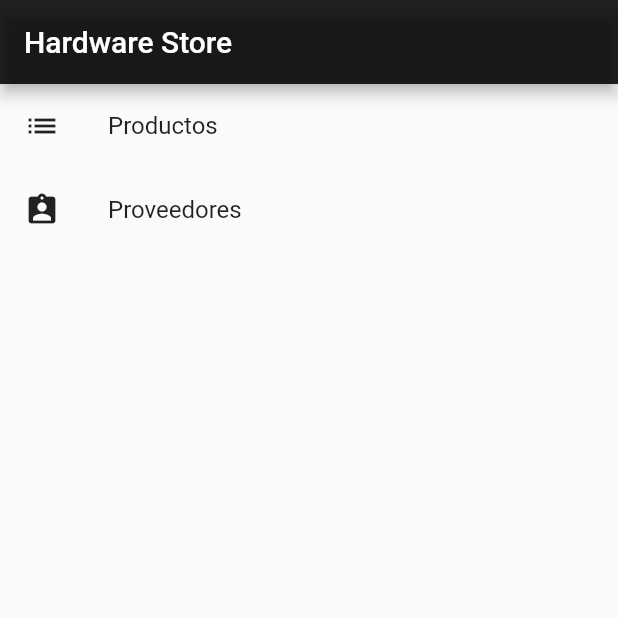
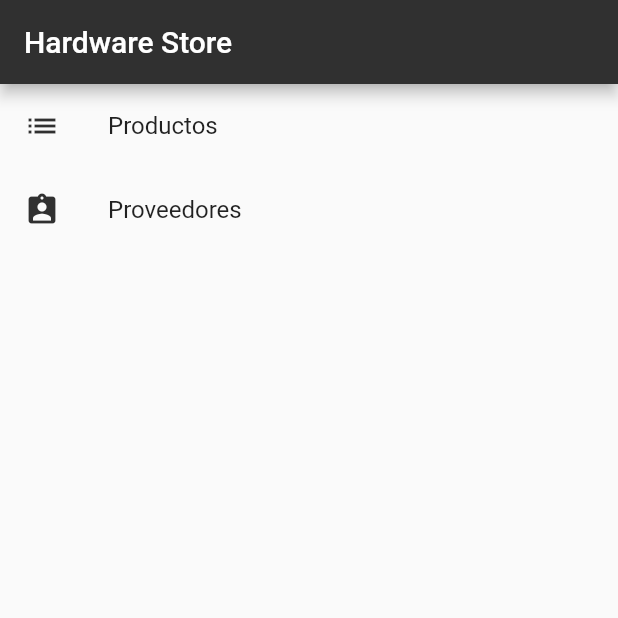
Before and after one commit to wepl91/hardware_store_stock_app, a Flutter app: the screen it shows after launch, on a phone screen of 412 x 824 dp, the top half of it. Run offline on Flutter 3.47's test engine with Material 2 defaults, Android fonts, the phone set to English and light mode, and no system bars; our stand-ins replace cloud_firestore; accounts and stored records are empty.

```diff
--- a/lib/src/pages/home_page.dart
+++ b/lib/src/pages/home_page.dart
@@ -7,7 +7,7 @@ class HomePage extends StatelessWidget {
   Widget build(BuildContext context) {
     return Scaffold(
       appBar: AppBar(
-        backgroundColor: Colors.black87,
+        backgroundColor: Colors.grey[850],
         title: Text('Hardware Store'),
       ),
       body: _renderList(),
--- a/lib/src/pages/providers_page.dart
+++ b/lib/src/pages/providers_page.dart
@@ -10,7 +10,7 @@ class _ProvidersPageState extends State<ProvidersPage> {
   Widget build(BuildContext context) {
     return Scaffold(
       appBar: AppBar(
-        backgroundColor: Colors.black87,
+        backgroundColor: Colors.grey[850],
         title: Text('Proveedores'),
       ),
     );
--- a/lib/src/utils/icon_string_util.dart
+++ b/lib/src/utils/icon_string_util.dart
@@ -7,6 +7,6 @@ final _icons = <String, IconData> {
 Icon getIconByString(String string) {
   return Icon(
     _icons[string],
-    color: Colors.black87,
+    color: Colors.grey[850],
   );
 }
--- a/pubspec.yaml
+++ b/pubspec.yaml
@@ -21,7 +21,7 @@ dependencies:
     sdk: flutter
   flutter_localizations:
     sdk: flutter
-
+  cloud_firestore: ^0.13.5
   # The following adds the Cupertino Icons font to your application.
   # Use with the CupertinoIcons class for iOS style icons.
   cupertino_icons: ^0.1.2
```
Also changed, not shown: lib/src/pages/products_page.dart (+39 -1 lines), pubspec.lock, 3 other files.
